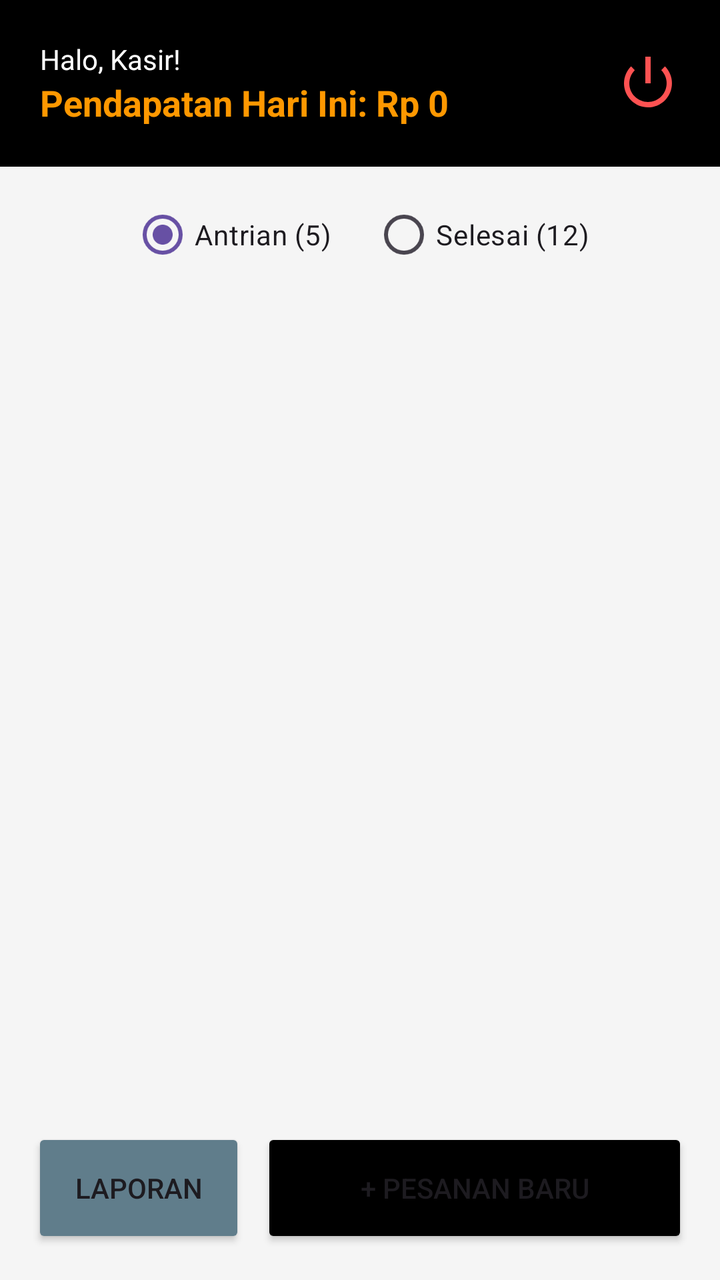
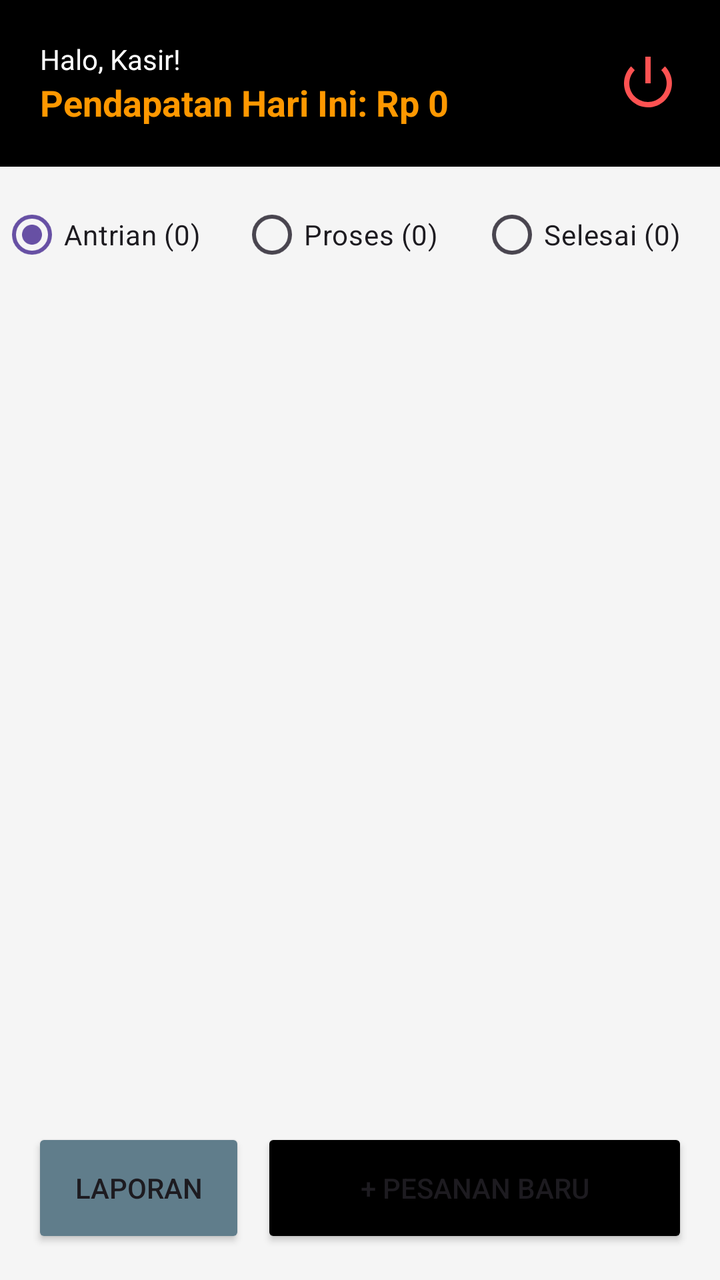

The first picture is an Android layout as it rendered before a commit; the second is the same layout after the commit. The layout source and the unified diff follow.
<!-- AndroidManifest.xml: application theme Theme.NgopiDulz_frontend -->
<!-- res/layout/activity_dashboard_kasir.xml -->
<?xml version="1.0" encoding="utf-8"?>
<androidx.constraintlayout.widget.ConstraintLayout
    xmlns:android="http://schemas.android.com/apk/res/android"
    xmlns:app="http://schemas.android.com/apk/res-auto"
    android:layout_width="match_parent"
    android:layout_height="match_parent"
    android:background="#F5F5F5">

    <RelativeLayout
        android:id="@+id/header_layout"
        android:layout_width="match_parent"
        android:layout_height="wrap_content"
        android:background="#000000"
        android:padding="20dp"
        app:layout_constraintTop_toTopOf="parent">

        <LinearLayout
            android:layout_width="wrap_content"
            android:layout_height="wrap_content"
            android:orientation="vertical"
            android:layout_alignParentStart="true"
            android:layout_centerVertical="true">

            <TextView android:layout_width="wrap_content" android:layout_height="wrap_content"
                android:text="Halo, Kasir!" android:textColor="#FFFFFF" android:textSize="14sp"/>

            <TextView android:id="@+id/tv_pendapatan_hari_ini" android:layout_width="wrap_content" android:layout_height="wrap_content"
                android:text="Pendapatan Hari Ini: Rp 0" android:textColor="#FF9800"
                android:textSize="18sp" android:textStyle="bold"/>
        </LinearLayout>

        
        <ImageView
            android:id="@+id/btn_logout_kasir"
            android:layout_width="32dp"
            android:layout_height="32dp"
            android:layout_alignParentEnd="true"
            android:layout_centerVertical="true"
            android:src="@android:drawable/ic_lock_power_off"
            app:tint="#FF5252" />
    </RelativeLayout>

    <RadioGroup
        android:id="@+id/rg_status"
        android:layout_width="match_parent"
        android:layout_height="wrap_content"
        android:orientation="horizontal"
        android:layout_marginTop="10dp"
        android:gravity="center"
        app:layout_constraintTop_toBottomOf="@id/header_layout">
        <RadioButton android:id="@+id/rb_pending" android:layout_width="wrap_content" android:layout_height="wrap_content" android:text="Antrian (5)" android:layout_marginEnd="20dp" android:checked="true"/>
        <RadioButton android:id="@+id/rb_done" android:layout_width="wrap_content" android:layout_height="wrap_content" android:text="Selesai (12)"/>
    </RadioGroup>

    <androidx.recyclerview.widget.RecyclerView
        android:id="@+id/rv_kasir_antrian"
        android:layout_width="match_parent"
        android:layout_height="0dp"
        android:padding="16dp"
        app:layout_constraintTop_toBottomOf="@id/rg_status"
        app:layout_constraintBottom_toTopOf="@id/bottom_action_layout"/>

    <LinearLayout
        android:id="@+id/bottom_action_layout"
        android:layout_width="match_parent"
        android:layout_height="wrap_content"
        android:orientation="horizontal"
        android:padding="16dp"
        app:layout_constraintBottom_toBottomOf="parent">

        <Button
            android:id="@+id/btn_laporan"
            android:layout_width="0dp"
            android:layout_height="60dp"
            android:layout_weight="1"
            android:text="LAPORAN"
            android:backgroundTint="#607D8B"
            android:layout_marginEnd="8dp"/>

        <Button
            android:id="@+id/btn_tambah"
            android:layout_width="0dp"
            android:layout_height="60dp"
            android:layout_weight="2"
            android:text="+ PESANAN BARU"
            android:backgroundTint="#000000"/>
    </LinearLayout>


</androidx.constraintlayout.widget.ConstraintLayout>
<!-- resources referenced by this layout -->
<resources>
  <style name="Theme.NgopiDulz_frontend" parent="Base.Theme.NgopiDulz_frontend" />
  <style name="Base.Theme.NgopiDulz_frontend" parent="Theme.Material3.DayNight.NoActionBar">
          
          
      </style>
</resources>

<!-- the commit's change to res/layout/activity_dashboard_kasir.xml (unified diff, before → after) -->
@@ -47,9 +47,30 @@
         android:orientation="horizontal"
         android:layout_marginTop="10dp"
         android:gravity="center"
+        android:weightSum="3"
         app:layout_constraintTop_toBottomOf="@id/header_layout">
-        <RadioButton android:id="@+id/rb_pending" android:layout_width="wrap_content" android:layout_height="wrap_content" android:text="Antrian (5)" android:layout_marginEnd="20dp" android:checked="true"/>
-        <RadioButton android:id="@+id/rb_done" android:layout_width="wrap_content" android:layout_height="wrap_content" android:text="Selesai (12)"/>
+
+        <RadioButton
+            android:id="@+id/rb_antrian"
+            android:layout_width="0dp"
+            android:layout_height="wrap_content"
+            android:layout_weight="1"
+            android:text="Antrian (0)"
+            android:checked="true"/>
+
+        <RadioButton
+            android:id="@+id/rb_proses"
+            android:layout_width="0dp"
+            android:layout_height="wrap_content"
+            android:layout_weight="1"
+            android:text="Proses (0)"/>
+
+        <RadioButton
+            android:id="@+id/rb_selesai"
+            android:layout_width="0dp"
+            android:layout_height="wrap_content"
+            android:layout_weight="1"
+            android:text="Selesai (0)"/>
     </RadioGroup>
 
     <androidx.recyclerview.widget.RecyclerView
